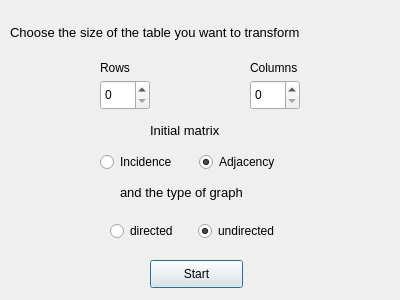
First picture: the form in start_dialog.ui, repository Funix565/KDM_Graph, before the edit.
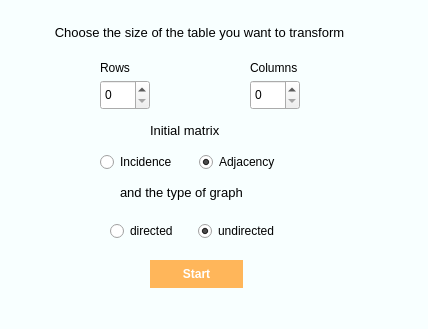
Second picture: the form after the edit.

The edit to the form file:
```diff
--- a/start_dialog.ui
+++ b/start_dialog.ui
@@ -6,19 +6,24 @@
    <rect>
     <x>0</x>
     <y>0</y>
-    <width>400</width>
-    <height>300</height>
+    <width>428</width>
+    <height>329</height>
    </rect>
   </property>
   <property name="windowTitle">
    <string>Dialog</string>
   </property>
+  <property name="styleSheet">
+   <string notr="true">QDialog {
+background-color: #f8ffff;
+}</string>
+  </property>
   <widget class="QLabel" name="label_prompt">
    <property name="geometry">
     <rect>
-     <x>10</x>
+     <x>-1</x>
      <y>20</y>
-     <width>400</width>
+     <width>401</width>
      <height>25</height>
     </rect>
    </property>
@@ -30,6 +35,9 @@
    <property name="text">
     <string>Choose the size of the table you want to transform</string>
    </property>
+   <property name="alignment">
+    <set>Qt::AlignCenter</set>
+   </property>
   </widget>
   <widget class="QSpinBox" name="spinBox_rows">
    <property name="geometry">
@@ -116,6 +124,23 @@
      <height>28</height>
     </rect>
    </property>
+   <property name="font">
+    <font>
+     <weight>75</weight>
+     <bold>true</bold>
+     <strikeout>false</strikeout>
+    </font>
+   </property>
+   <property name="styleSheet">
+    <string notr="true">QPushButton {
+border-style: solid;
+background-color: #ffb65a;
+color: #ffffff;
+}
+QPushButton::hover {
+background-color: #e7a552;
+}</string>
+   </property>
    <property name="text">
     <string>Start</string>
    </property>
@@ -167,7 +192,7 @@
     <string>Initial matrix</string>
    </property>
   </widget>
-  <widget class="QWidget" name="">
+  <widget class="QWidget" name="layoutWidget">
    <property name="geometry">
     <rect>
      <x>100</x>
```
